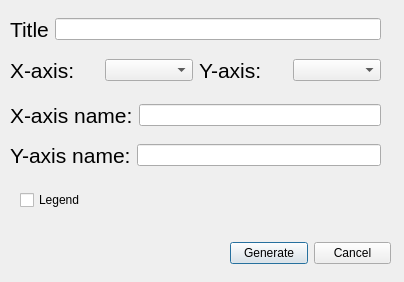
Before: the Qt Designer form Qt_Designer/chartdialog.ui in bb305496/CSV_Weather_Dashboard, drawn with Qt 5.
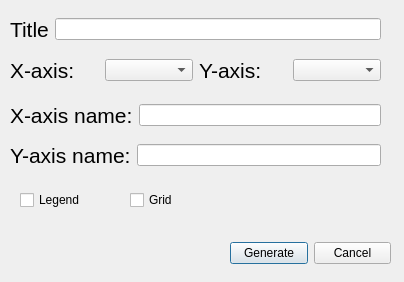
After: the same form once the commit is applied. Icons and pictures are not drawn.

The edit to the form file:
```diff
--- a/Qt_Designer/chartdialog.ui
+++ b/Qt_Designer/chartdialog.ui
@@ -191,6 +191,19 @@
     <string>Legend</string>
    </property>
   </widget>
+  <widget class="QCheckBox" name="gridCheckBox">
+   <property name="geometry">
+    <rect>
+     <x>130</x>
+     <y>190</y>
+     <width>78</width>
+     <height>20</height>
+    </rect>
+   </property>
+   <property name="text">
+    <string>Grid</string>
+   </property>
+  </widget>
  </widget>
  <resources/>
  <connections/>
```
